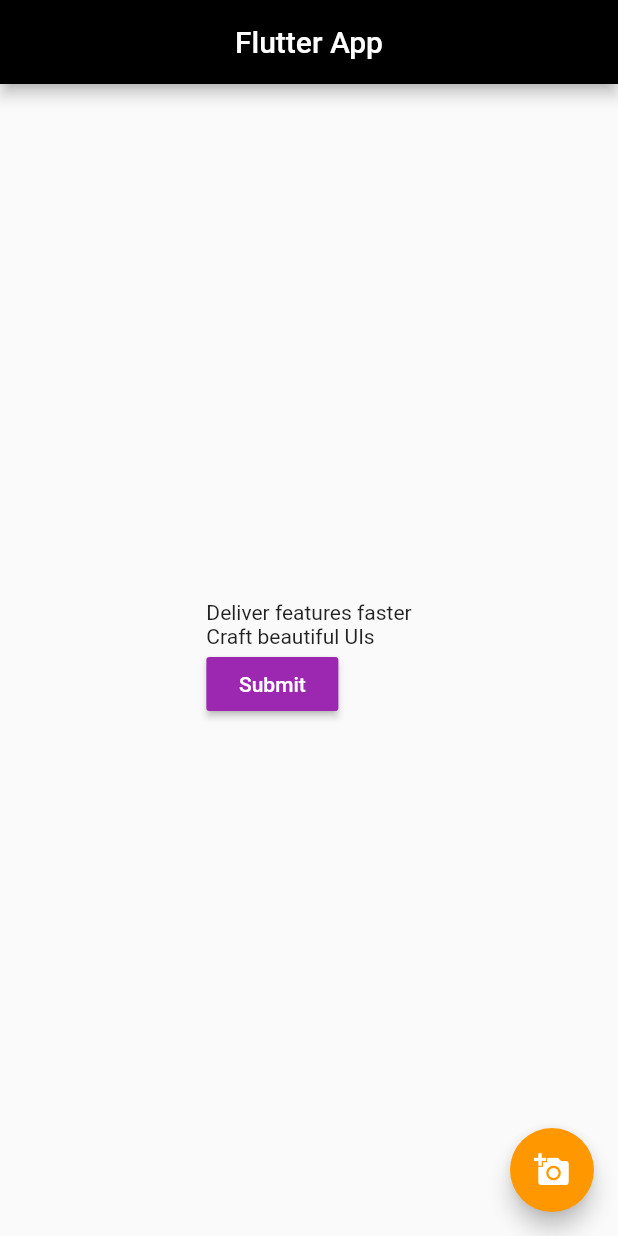
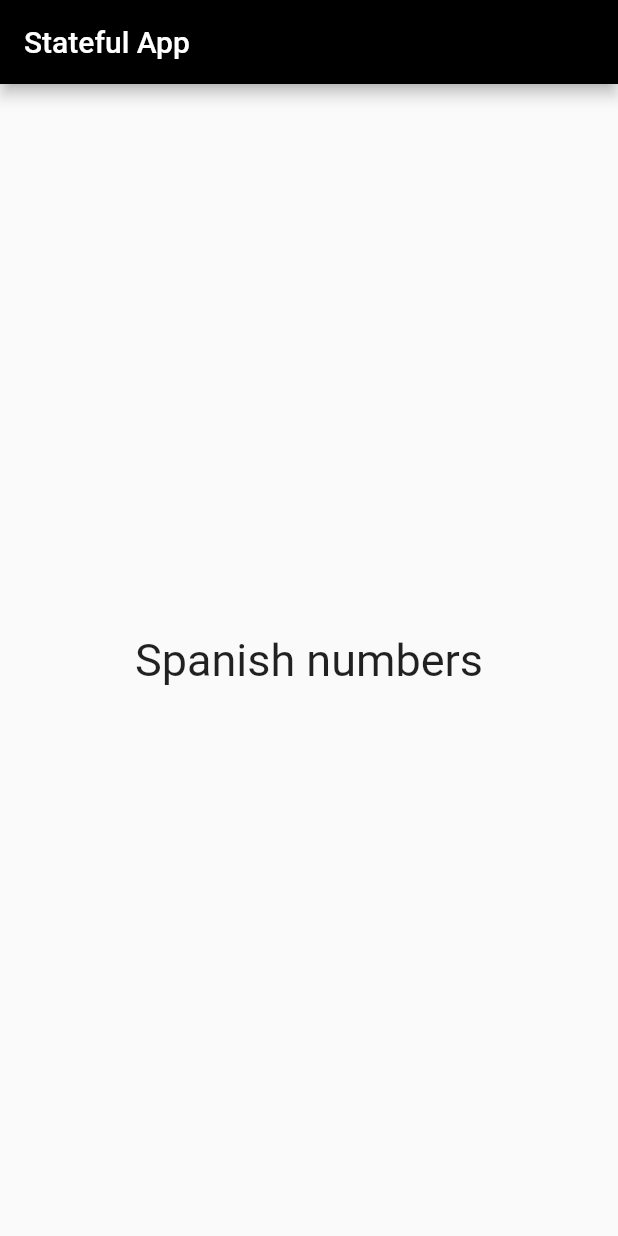
Before and after one commit to nitinreddy3/Child-Care, a Flutter app: the screen it shows after launch, on a phone screen of 412 x 824 dp. Run offline on Flutter 3.47's test engine with Material 2 defaults, Android fonts, the phone set to English and light mode, and no system bars.

Commit message:
Building a spanish number game

```diff
--- a/lib/main.dart
+++ b/lib/main.dart
@@ -4,55 +4,67 @@ void main() {
   runApp(MyApp());
 }
 
-class MyApp extends StatelessWidget {
-  void _clickHandler() {
-    print('Clicked');
-  }
+class MyApp extends StatefulWidget {
+  @override
+  _MyAppState createState() => _MyAppState();
+}
 
+class _MyAppState extends State<MyApp> {
   @override
   Widget build(BuildContext context) {
     return MaterialApp(
-      title: 'Flutter App',
-      debugShowCheckedModeBanner: false,
-      theme: ThemeData(
-        primaryColor: Colors.green,
-        accentColor: Colors.orange,
+      home: MyButton(),
+    );
+  }
+}
+
+class MyButton extends StatefulWidget {
+  @override
+  State<StatefulWidget> createState() {
+    // TODO: implement createState
+    return MyButtonState();
+  }
+}
+
+class MyButtonState extends State<MyButton> {
+  int counter = 0;
+  List<String> spanishNumbers = [
+    "uno",
+    "dos",
+    "tres",
+    "cuatro",
+    "cinco",
+    "seis",
+    "seite",
+    "ocho",
+    "nueve",
+    "dietz",
+  ];
+
+  String defaultText = "Spanish numbers";
+
+  @override
+  Widget build(BuildContext ctx) {
+    return Scaffold(
+      appBar: AppBar(
+        title: Text('Stateful App'),
+        backgroundColor: Colors.black,
       ),
-      home: Scaffold(
-        appBar: AppBar(
-          title: Text("Flutter App"),
-          centerTitle: true,
-          backgroundColor: Colors.black,
-        ),
-        body: Center(
+      body: Container(
+        child: Center(
           child: Column(
-            crossAxisAlignment: CrossAxisAlignment.start,
             mainAxisAlignment: MainAxisAlignment.center,
             children: <Widget>[
-              Text('Deliver features faster'),
-              Text('Craft beautiful UIs'),
-              RaisedButton(
-                onPressed: () => {},
-                child: Text(
-                  'Submit',
-                  style: TextStyle(
-                    color: Colors.white,
-                  ),
+              Text(
+                defaultText,
+                style: TextStyle(
+                  fontSize: 30.0,
                 ),
-                color: Colors.purple,
-                splashColor: Colors.blue,
-              )
+              ),
             ],
           ),
         ),
-        floatingActionButton: FloatingActionButton(
-          onPressed: _clickHandler,
-          child: Icon(
-            Icons.add_a_photo,
-            color: Colors.white,
-          ),
-        ),
-      ),
+      )
     );
   }
 }
```
Also changed, not shown: assets/images/image_1.jpg (added).
